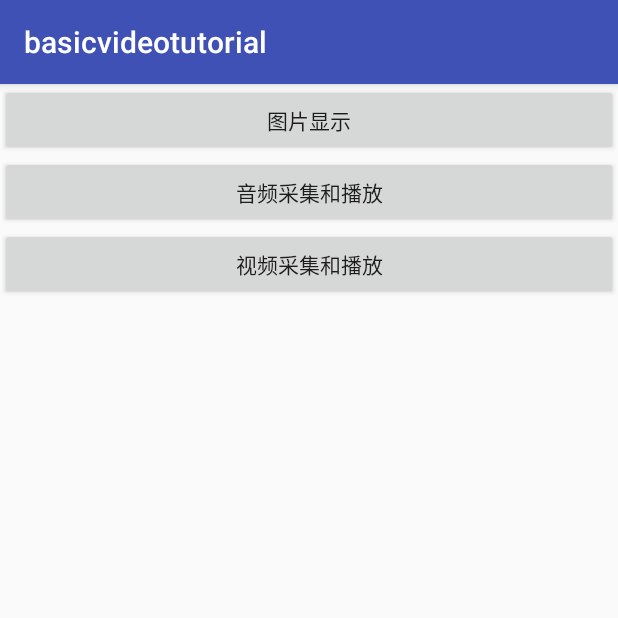
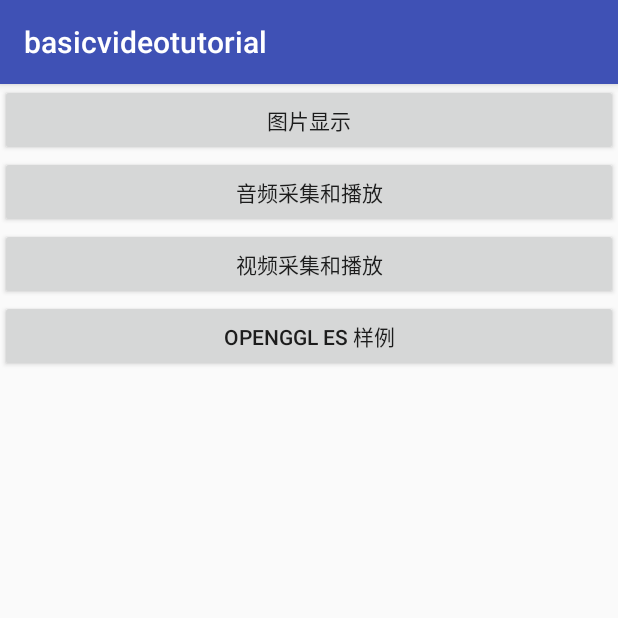
Before and after one commit to Rain168/basicvideotutorial, an Android app: the screen it shows after launch (MainActivity), on a phone screen of 412 x 824 dp, the top half of it. Run offline under Robolectric (Android 15) with nearby library versions, the phone set to English and light mode, and no system bars.

Commit message:
feat: opengl 绘制一张红色背景图

```diff
--- a/app/src/main/java/me/yangzhe/basicvideotutorial/MainActivity.java
+++ b/app/src/main/java/me/yangzhe/basicvideotutorial/MainActivity.java
@@ -8,6 +8,8 @@ import android.widget.Button;
 
 import me.yangzhe.basicvideotutorial.image.DrawImageViewActivity;
 import me.yangzhe.basicvideotutorial.audio.AudioRecordActivity;
+import me.yangzhe.basicvideotutorial.opengl.FirstOpenglRenderer;
+import me.yangzhe.basicvideotutorial.opengl.OpenGLESActivity;
 import me.yangzhe.basicvideotutorial.video.VideoCameraActivity;
 
 public class MainActivity extends AppCompatActivity implements View.OnClickListener {
@@ -15,6 +17,7 @@ public class MainActivity extends AppCompatActivity implements View.OnClickListe
     private Button mBt_start01;
     private Button mBt_start02;
     private Button mBt_start03;
+    private Button mBt_start04;
 
     @Override
     protected void onCreate(Bundle savedInstanceState) {
@@ -28,6 +31,7 @@ public class MainActivity extends AppCompatActivity implements View.OnClickListe
         mBt_start01 = findViewById(R.id.bt_start01);
         mBt_start02 = findViewById(R.id.bt_start02);
         mBt_start03 = findViewById(R.id.bt_start03);
+        mBt_start04 = findViewById(R.id.bt_start04);
     }
 
 
@@ -35,6 +39,7 @@ public class MainActivity extends AppCompatActivity implements View.OnClickListe
         mBt_start01.setOnClickListener(this);
         mBt_start02.setOnClickListener(this);
         mBt_start03.setOnClickListener(this);
+        mBt_start04.setOnClickListener(this);
     }
 
     @Override
@@ -49,6 +54,9 @@ public class MainActivity extends AppCompatActivity implements View.OnClickListe
             case R.id.bt_start03:
                 startActivity(new Intent(this, VideoCameraActivity.class));
                 break;
+            case R.id.bt_start04:
+                startActivity(new Intent(this, OpenGLESActivity.class));
+                break;
             default:
                 break;
 
--- a/app/src/main/res/layout/activity_main.xml
+++ b/app/src/main/res/layout/activity_main.xml
@@ -27,4 +27,13 @@
         android:layout_height="wrap_content"
         android:text="@string/video_record_play"
         android:padding="5dp"/>
+
+     <Button
+        android:id="@+id/bt_start04"
+        android:layout_width="match_parent"
+        android:layout_height="wrap_content"
+        android:text="@string/opengl_preview"
+        android:padding="5dp"/>
+
+
 </LinearLayout>
--- a/app/src/main/res/values/strings.xml
+++ b/app/src/main/res/values/strings.xml
@@ -3,6 +3,7 @@
     <string name="show_image">图片显示</string>
     <string name="audio_record_play">音频采集和播放</string>
     <string name="video_record_play">视频采集和播放</string>
+    <string name="opengl_preview">OpengGL ES 样例</string>
     <string name="audio_start_record">开始采集</string>
     <string name="audio_stop_record">停止采集</string>
     <string name="audio_play_record">开始播放</string>
```
Also changed, not shown: app/src/main/AndroidManifest.xml (+7 -2 lines), app/src/main/java/me/yangzhe/basicvideotutorial/opengl/FirstOpenglRenderer.java (added, +33 -0 lines), app/src/main/java/me/yangzhe/basicvideotutorial/opengl/OpenGLESActivity.java (added, +60 -0 lines).
